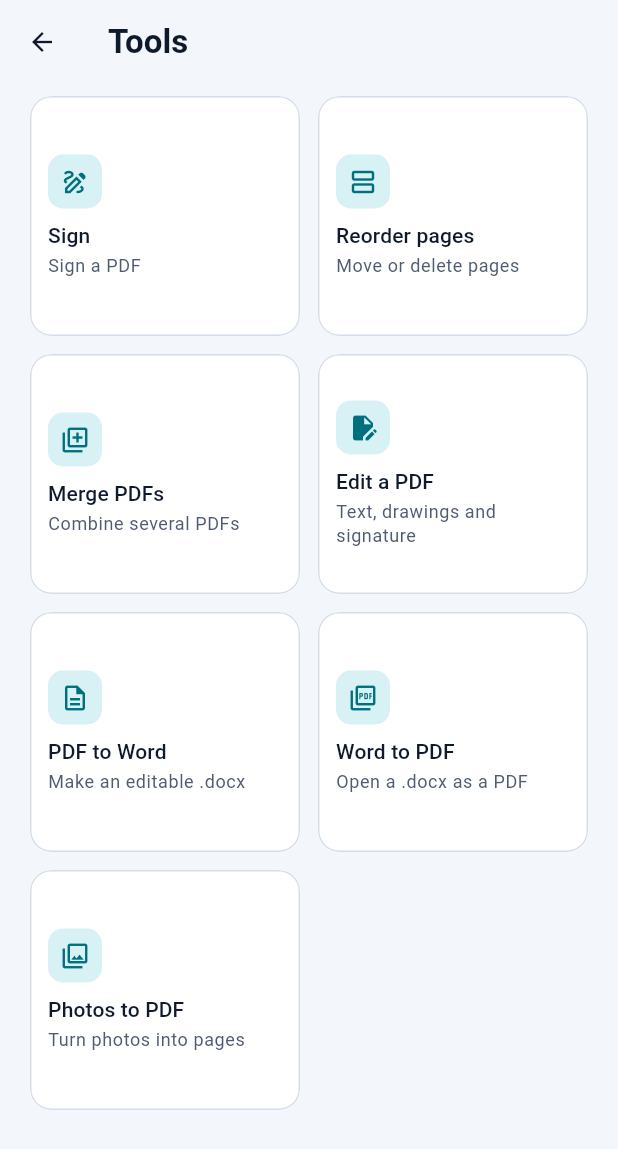
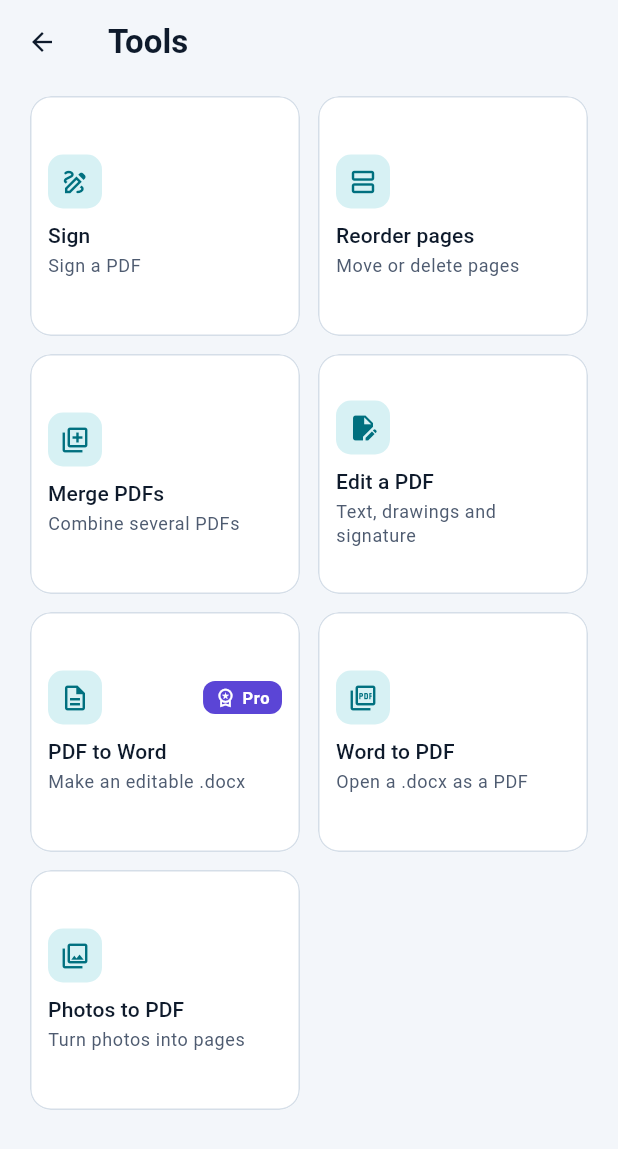
Before and after one commit to varun15j/pfd_editor, a Flutter app: the ToolsScreen screen opened directly, on a phone screen of 412 x 824 dp. Shown: the top 1149 px of the screen. Run offline on Flutter 3.47's test engine with Material 3 defaults, Android fonts, the phone set to English and light mode, and no system bars; our stand-ins replace camera, file_picker, flutter_riverpod, flutter_secure_storage, google_sign_in, open_filex and 6 more; missing offline and left inert: cunning_document_scanner, flutter_appauth, google_mlkit_barcode_scanning, google_mlkit_text_recognition, pdfrx; accounts and stored records are empty.

Commit message:
Word: PDF to Word on Pro and Gold only
- New PlanFeature.word (Pro, so Gold too). Export as Word, Tools > PDF
  to Word and Library > Convert to Word show a Pro badge on Basic and
  open the upgrade pop-up instead of converting.
- Word to PDF stays on every plan.

Co-Authored-By: Claude Opus 5.5 (1M context) <noreply@anthropic.com>
Claude-Session: https://claude.ai/code/session_01Ghop1AWGyjZ3twpFmJUrk6

```diff
--- a/lumascan_app/lib/domain/plan.dart
+++ b/lumascan_app/lib/domain/plan.dart
@@ -24,7 +24,12 @@ enum PlanFeature {
   /// Text PDF: OCR turns a draft, or a saved PDF, into a PDF of real text
   /// with the pictures kept as images. Offered in the export sheet and the
   /// Library menu.
-  textPdf(AppPlan.pro);
+  textPdf(AppPlan.pro),
+
+  /// PDF to Word: a saved PDF, a PDF from the device or the pages of a scan
+  /// become a Word (.docx) file. Offered in Export, Tools and the Library
+  /// menu. Word to PDF stays on every plan.
+  word(AppPlan.pro);
 
   const PlanFeature(this.minimum);
 
--- a/lumascan_app/lib/features/export/export_choice.dart
+++ b/lumascan_app/lib/features/export/export_choice.dart
@@ -3,7 +3,10 @@ import 'dart:io';
 import 'package:flutter/material.dart';
 import 'package:flutter_riverpod/flutter_riverpod.dart';
 
+import '../../app/preferences.dart';
 import '../../app/providers.dart';
+import '../../domain/plan.dart';
+import '../../ui/state_views.dart';
 import '../pages/scan_controller.dart';
 import '../share/image_sharer.dart';
 import '../word/word_actions.dart';
@@ -56,6 +59,10 @@ class _ExportChoiceSheet extends StatelessWidget {
           ListTile(
             leading: const Icon(Icons.description_outlined),
             title: const Text('Export as Word'),
+            // Shown to everyone; on Basic it opens the upgrade pop-up.
+            trailing: ProviderScope.containerOf(context).read(planIncludesProvider(PlanFeature.word))
+                ? null
+                : const PremiumBadge(label: 'Pro'),
             subtitle: const Text('A .docx file. Pages read with OCR become text you can edit'),
             onTap: () => Navigator.pop(context, _ExportKind.word),
           ),
--- a/lumascan_app/lib/features/tools/tools_screen.dart
+++ b/lumascan_app/lib/features/tools/tools_screen.dart
@@ -1,9 +1,12 @@
 import 'package:flutter/material.dart';
 import 'package:flutter_riverpod/flutter_riverpod.dart';
 
+import '../../app/preferences.dart';
 import '../../app/shell.dart';
 import '../../app/theme.dart';
+import '../../domain/plan.dart';
 import '../../domain/scanner_service.dart';
+import '../../ui/state_views.dart';
 import '../merge/merge_screen.dart';
 import '../pdf_editor/open_pdf.dart';
 import '../pdf_editor/pdf_editor_screen.dart';
@@ -32,7 +35,14 @@ class ToolsScreen extends ConsumerWidget {
         () => Navigator.of(context).push(MaterialPageRoute<void>(builder: (_) => const MergeScreen())),
       ),
       _Tool(Icons.edit_document, 'Edit a PDF', 'Text, drawings and signature', () => pickAndEditPdf(context, ref)),
-      _Tool(Icons.description_outlined, 'PDF to Word', 'Make an editable .docx', () => pickPdfToWord(context, ref)),
+      _Tool(
+        Icons.description_outlined,
+        'PDF to Word',
+        'Make an editable .docx',
+        () => pickPdfToWord(context, ref),
+        // Shown to everyone; on Basic it opens the upgrade pop-up.
+        badge: ref.watch(planIncludesProvider(PlanFeature.word)) ? null : 'Pro',
+      ),
       _Tool(Icons.picture_as_pdf_outlined, 'Word to PDF', 'Open a .docx as a PDF', () => importWordFile(context, ref)),
       _Tool(
         Icons.photo_library_outlined,
@@ -63,9 +73,12 @@ class ToolsScreen extends ConsumerWidget {
 }
 
 class _Tool {
-  const _Tool(this.icon, this.title, this.hint, this.onTap);
+  const _Tool(this.icon, this.title, this.hint, this.onTap, {this.badge});
 
   final IconData icon;
+
+  /// The plan a locked tool needs, shown next to its icon.
+  final String? badge;
   final String title;
   final String hint;
   final VoidCallback onTap;
@@ -91,6 +104,8 @@ class _ToolCard extends StatelessWidget {
             crossAxisAlignment: CrossAxisAlignment.start,
             mainAxisAlignment: MainAxisAlignment.center,
             children: [
+              Row(
+                children: [
                   Container(
                     width: 36,
                     height: 36,
@@ -99,6 +114,9 @@ class _ToolCard extends StatelessWidget {
                       borderRadius: BorderRadius.circular(ControlMetrics.radius),
                     ),
                     child: Icon(tool.icon, color: c.accent, size: ControlMetrics.icon),
+                  ),
+                  if (tool.badge != null) ...[const Spacer(), PremiumBadge(label: tool.badge!)],
+                ],
               ),
               const SizedBox(height: Space.sm),
               Text(tool.title, style: text.titleSmall, maxLines: 2, overflow: TextOverflow.ellipsis),
```
Also changed, not shown: lumascan_app/lib/features/library/document_tile.dart (+9 -2 lines), lumascan_app/lib/features/word/word_actions.dart (+11 -1 lines), 2 other files. Lines whose indentation alone changed are shown as unchanged.
